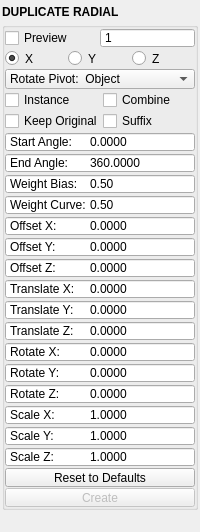
This is mayatk/edit_utils/duplicate_radial.ui in m3trik/mayatk as Qt 5 draws it before an edit. The edited form follows.
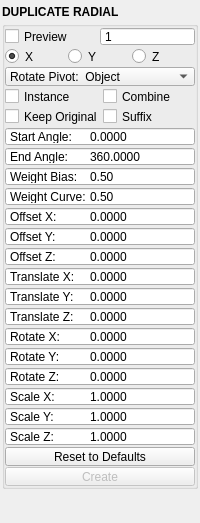
This is the edited form. Custom widgets are drawn as their Qt base class.

Patch:
```diff
--- a/mayatk/edit_utils/duplicate_radial.ui
+++ b/mayatk/edit_utils/duplicate_radial.ui
@@ -92,13 +92,13 @@
         <property name="minimumSize">
          <size>
           <width>0</width>
-          <height>20</height>
+          <height>19</height>
          </size>
         </property>
         <property name="maximumSize">
          <size>
           <width>16777215</width>
-          <height>20</height>
+          <height>19</height>
          </size>
         </property>
         <property name="font">
@@ -141,13 +141,13 @@
            <property name="minimumSize">
             <size>
              <width>0</width>
-             <height>20</height>
+             <height>19</height>
             </size>
            </property>
            <property name="maximumSize">
             <size>
              <width>16777215</width>
-             <height>20</height>
+             <height>19</height>
             </size>
            </property>
            <property name="toolTip">
@@ -181,13 +181,13 @@
            <property name="minimumSize">
             <size>
              <width>0</width>
-             <height>20</height>
+             <height>19</height>
             </size>
            </property>
            <property name="maximumSize">
             <size>
              <width>16777215</width>
-             <height>20</height>
+             <height>19</height>
             </size>
            </property>
            <property name="toolTip">
@@ -224,13 +224,13 @@
            <property name="minimumSize">
             <size>
              <width>0</width>
-             <height>20</height>
+             <height>19</height>
             </size>
            </property>
            <property name="maximumSize">
             <size>
              <width>16777215</width>
-             <height>20</height>
+             <height>19</height>
             </size>
            </property>
            <property name="toolTip">
@@ -264,13 +264,13 @@
            <property name="minimumSize">
             <size>
              <width>0</width>
-             <height>20</height>
+             <height>19</height>
             </size>
            </property>
            <property name="maximumSize">
             <size>
              <width>16777215</width>
-             <height>20</height>
+             <height>19</height>
             </size>
            </property>
            <property name="toolTip">
@@ -304,13 +304,13 @@
            <property name="minimumSize">
             <size>
              <width>0</width>
-             <height>20</height>
+             <height>19</height>
             </size>
            </property>
            <property name="maximumSize">
             <size>
              <width>16777215</width>
-             <height>20</height>
+             <height>19</height>
             </size>
            </property>
            <property name="toolTip">
@@ -344,13 +344,13 @@
            <property name="minimumSize">
             <size>
              <width>0</width>
-             <height>20</height>
+             <height>19</height>
             </size>
            </property>
            <property name="maximumSize">
             <size>
              <width>16777215</width>
-             <height>20</height>
+             <height>19</height>
             </size>
            </property>
            <property name="toolTip">
@@ -384,13 +384,13 @@
            <property name="minimumSize">
             <size>
              <width>0</width>
-             <height>20</height>
+             <height>19</height>
             </size>
            </property>
            <property name="maximumSize">
             <size>
              <width>16777215</width>
-             <height>20</height>
+             <height>19</height>
             </size>
            </property>
            <property name="toolTip">
@@ -429,13 +429,13 @@
              <property name="minimumSize">
               <size>
                <width>0</width>
-               <height>20</height>
+               <height>19</height>
               </size>
              </property>
              <property name="maximumSize">
               <size>
                <width>999</width>
-               <height>20</height>
+               <height>19</height>
               </size>
              </property>
              <property name="toolTip">
@@ -460,13 +460,13 @@
              <property name="minimumSize">
               <size>
                <width>0</width>
-               <height>20</height>
+               <height>19</height>
               </size>
              </property>
              <property name="maximumSize">
               <size>
                <width>16777215</width>
-               <height>20</height>
+               <height>19</height>
               </size>
              </property>
              <property name="toolTip">
@@ -493,13 +493,13 @@
            <property name="minimumSize">
             <size>
              <width>0</width>
-             <height>20</height>
+             <height>19</height>
             </size>
            </property>
            <property name="maximumSize">
             <size>
              <width>999</width>
-             <height>20</height>
+             <height>19</height>
             </size>
            </property>
            <property name="toolTip">
@@ -530,13 +530,13 @@
            <property name="minimumSize">
             <size>
              <width>0</width>
-             <height>20</height>
+             <height>19</height>
             </size>
            </property>
            <property name="maximumSize">
             <size>
              <width>16777215</width>
-             <height>20</height>
+             <height>19</height>
             </size>
            </property>
            <property name="toolTip">
@@ -570,13 +570,13 @@
            <property name="minimumSize">
             <size>
              <width>0</width>
-             <height>20</height>
+             <height>19</height>
             </size>
            </property>
            <property name="maximumSize">
             <size>
              <width>16777215</width>
-             <height>20</height>
+             <height>19</height>
             </size>
            </property>
            <property name="toolTip">
@@ -610,13 +610,13 @@
            <property name="minimumSize">
             <size>
              <width>0</width>
-             <height>20</height>
+             <height>19</height>
             </size>
            </property>
            <property name="maximumSize">
             <size>
              <width>999</width>
-             <height>20</height>
+             <height>19</height>
             </size>
            </property>
            <property name="toolTip">
@@ -641,13 +641,13 @@
            <property name="minimumSize">
             <size>
              <width>0</width>
-             <height>20</height>
+             <height>19</height>
             </size>
            </property>
            <property name="maximumSize">
             <size>
              <width>999</width>
-             <height>20</height>
+             <height>19</height>
             </size>
            </property>
            <property name="toolTip">
@@ -672,13 +672,13 @@
            <property name="minimumSize">
             <size>
              <width>0</width>
-             <height>20</height>
+             <height>19</height>
             </size>
            </property>
            <property name="maximumSize">
             <size>
              <width>999</width>
-             <height>20</height>
+             <height>19</height>
             </size>
            </property>
            <property name="toolTip">
@@ -703,13 +703,13 @@
            <property name="minimumSize">
             <size>
              <width>0</width>
-             <height>20</height>
+             <height>19</height>
             </size>
            </property>
            <property name="maximumSize">
             <size>
              <width>999</width>
-             <height>20</height>
+             <height>19</height>
             </size>
            </property>
            <property name="toolTip">
@@ -781,13 +781,13 @@
            <property name="minimumSize">
             <size>
              <width>0</width>
-             <height>20</height>
+             <height>19</height>
             </size>
            </property>
            <property name="maximumSize">
             <size>
              <width>16777215</width>
-             <height>20</height>
+             <height>19</height>
             </size>
            </property>
            <property name="toolTip">
@@ -821,13 +821,13 @@
            <property name="minimumSize">
             <size>
              <width>0</width>
-             <height>20</height>
+             <height>19</height>
             </size>
            </property>
            <property name="maximumSize">
             <size>
              <width>16777215</width>
-             <height>20</height>
+             <height>19</height>
             </size>
            </property>
            <property name="toolTip">
@@ -861,13 +861,13 @@
            <property name="minimumSize">
             <size>
              <width>0</width>
-             <height>20</height>
+             <height>19</height>
             </size>
            </property>
            <property name="maximumSize">
             <size>
              <width>16777215</width>
-             <height>20</height>
+             <height>19</height>
             </size>
            </property>
            <property name="toolTip">
@@ -901,13 +901,13 @@
            <property name="minimumSize">
             <size>
              <width>0</width>
-             <height>20</height>
+             <height>19</height>
             </size>
            </property>
            <property name="maximumSize">
             <size>
              <width>16777215</width>
-             <height>20</height>
+             <height>19</height>
             </size>
            </property>
            <property name="toolTip">
@@ -941,13 +941,13 @@
            <property name="minimumSize">
             <size>
              <width>0</width>
-             <height>20</height>
+             <height>19</height>
             </size>
            </property>
            <property name="maximumSize">
             <size>
              <width>16777215</width>
-             <height>20</height>
+             <height>19</height>
             </size>
            </property>
            <property name="toolTip">
@@ -981,13 +981,13 @@
            <property name="minimumSize">
             <size>
              <width>0</width>
-             <height>20</height>
+             <height>19</height>
             </size>
            </property>
            <property name="maximumSize">
             <size>
              <width>999</width>
-             <height>20</height>
+             <height>19</height>
             </size>
            </property>
            <property name="toolTip">
@@ -1127,13 +1127,13 @@
            <property name="minimumSize">
             <size>
              <width>0</width>
-             <height>20</height>
+             <height>19</height>
             </size>
            </property>
            <property name="maximumSize">
             <size>
              <width>16777215</width>
-             <height>20</height>
+             <height>19</height>
             </size>
            </property>
            <property name="toolTip">
@@ -1215,13 +1215,13 @@
         <property name="minimumSize">
          <size>
           <width>0</width>
-          <height>20</height>
+          <height>19</height>
          </size>
         </property>
         <property name="maximumSize">
          <size>
           <width>16777215</width>
-          <height>20</height>
+          <height>19</height>
          </size>
         </property>
        </widget>
```
